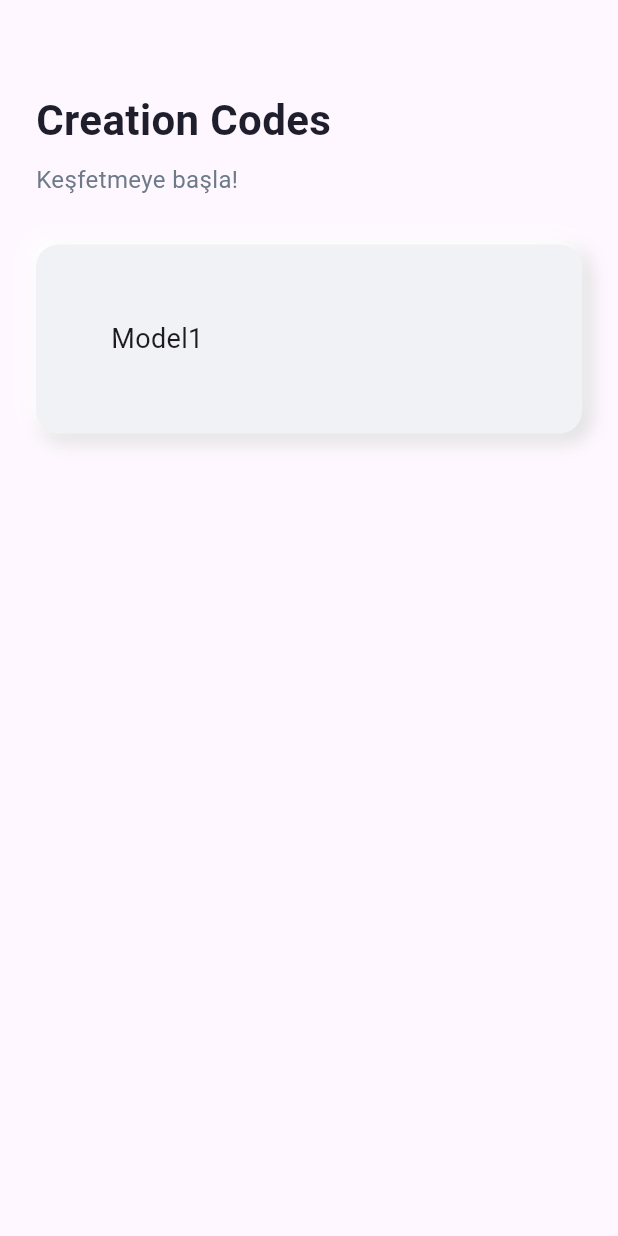
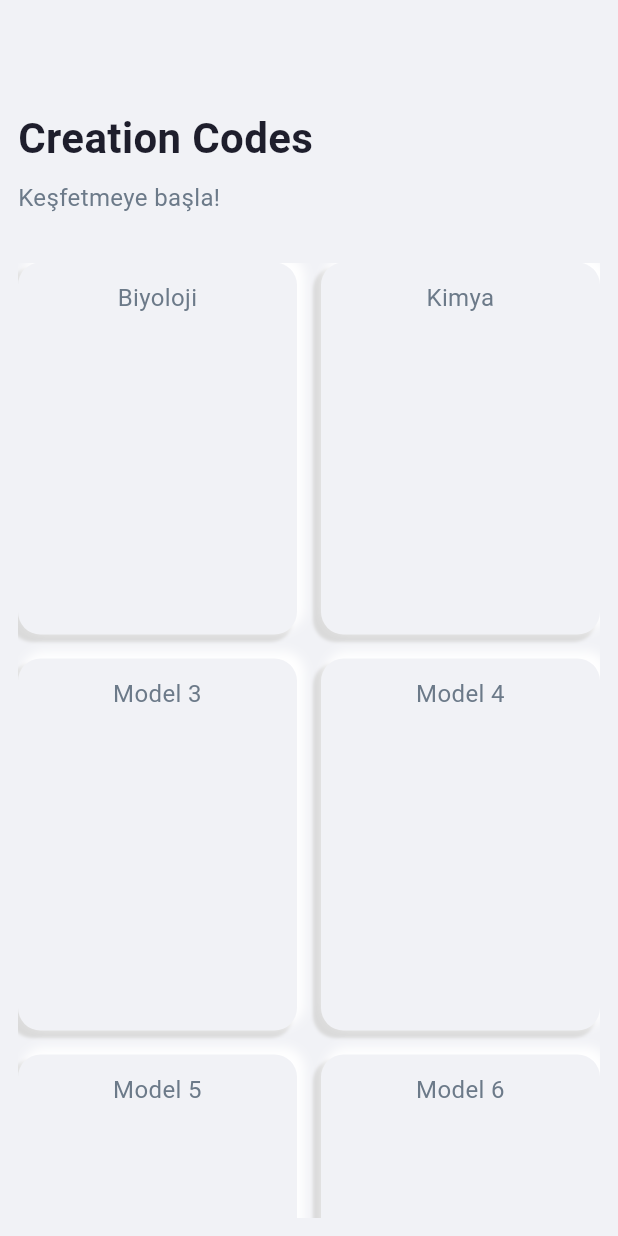
Before and after one commit to zehrayldz00/creation-codes, a Flutter app: the screen it shows after launch, on a phone screen of 412 x 824 dp. Run offline on Flutter 3.47's test engine with Material 3 defaults, Android fonts, the phone set to English and light mode, and no system bars; our stand-ins replace firebase_core, firebase_storage; missing offline and left inert: model_viewer_plus; accounts and stored records are empty.

Commit message:
grid view cards created

```diff
--- a/lib/core/constants/app_paddings.dart
+++ b/lib/core/constants/app_paddings.dart
@@ -1,6 +1,7 @@
 import 'package:flutter/material.dart';
 
 class AppPaddings{
+  static const EdgeInsets all = EdgeInsets.all(12);
   static const EdgeInsets horizontal = EdgeInsets.symmetric(horizontal: 24);
   static const EdgeInsets vertical = EdgeInsets.symmetric(vertical: 16);
 }
--- /dev/null
+++ b/lib/core/constants/app_sizes.dart
@@ -0,0 +1,6 @@
+import 'package:creationcodes/core/utils/size_config.dart';
+
+class AppSizes{
+  static double cardWidth = SizeConfig.widthRatio(160);
+  static double cardHeight = SizeConfig.heightRatio(180);
+}
--- /dev/null
+++ b/lib/core/utils/size_config.dart
@@ -0,0 +1,21 @@
+import 'package:flutter/material.dart';
+
+class SizeConfig{
+  static late MediaQueryData _mediaQueryData;
+  static late double screenWidth;
+  static late double screenHeight;
+
+  static void init (BuildContext context){
+    _mediaQueryData = MediaQuery.of(context);
+    screenWidth = _mediaQueryData.size.width;
+    screenHeight = _mediaQueryData.size.height;
+  }
+
+  static double heightRatio(double inputHeight){
+    return (inputHeight / 812.0) * screenHeight;
+  }
+
+  static double widthRatio(double inputWidth){
+    return (inputWidth / 375.0) * screenWidth;
+  }
+}
--- /dev/null
+++ b/lib/data/models/category_model.dart
@@ -0,0 +1,11 @@
+class CategoryModel{
+  final String title;
+  //final String imagePath;
+  //final String route;
+
+  const CategoryModel({
+    required this.title,
+    //required this.imagePath,
+    //required this.route,
+});
+}
--- a/lib/main.dart
+++ b/lib/main.dart
@@ -1,4 +1,4 @@
-import 'package:creationcodes/presentation/views/home_page.dart';
+import 'package:creationcodes/presentation/views/home/home_page.dart';
 import 'package:flutter/material.dart';
 import 'package:firebase_core/firebase_core.dart';
 
--- /dev/null
+++ b/lib/presentation/views/home/home_page.dart
@@ -0,0 +1,60 @@
+import 'package:creationcodes/core/constants/app_colors.dart';
+import 'package:creationcodes/core/constants/app_paddings.dart';
+import 'package:creationcodes/core/constants/app_text_styles.dart';
+import 'package:creationcodes/data/models/category_model.dart';
+import 'package:flutter/material.dart';
+
+import '../../widgets/category_card_widget.dart';
+
+class HomePage extends StatelessWidget {
+  const HomePage({super.key});
+
+  final List<CategoryModel> categories = const[
+    CategoryModel(title: 'Biyoloji', ),
+    CategoryModel(title: 'Kimya', ),
+    CategoryModel(title: 'Model 3', ),
+    CategoryModel(title: 'Model 4', ),
+    CategoryModel(title: 'Model 5', ),
+    CategoryModel(title: 'Model 6', ),
+  ];
+
+  @override
+  Widget build(BuildContext context) {
+
+    return Scaffold(
+      backgroundColor: AppColors.background,
+      body: Padding(
+          padding: AppPaddings.all,
+        child: Column(
+          crossAxisAlignment: CrossAxisAlignment.start,
+          children: [
+            const SizedBox(height: 60,),
+            const Text("Creation Codes", style: AppTextStyles.header,),
+            const SizedBox(height: 8,),
+            const Text("Keşfetmeye başla!", style: AppTextStyles.subtitle,),
+            const SizedBox(height: 32,),
+
+            Expanded(
+                child: GridView.builder(
+                  itemCount: categories.length,
+                    gridDelegate: const SliverGridDelegateWithFixedCrossAxisCount(
+                      crossAxisCount: 2, //ikişerli
+                      mainAxisSpacing: 16,
+                      crossAxisSpacing: 16,
+                      childAspectRatio: 3 / 4,
+                    ),
+                    itemBuilder: (context, index){
+                    final category = categories[index];
+                    return CategoryCard(
+                        category: category,
+                        onTap: (){}
+                    );
+                    }
+                )
+            )
+          ],
+        ),
+      ),
+    );
+  }
+}
--- a/lib/presentation/views/home_page.dart
+++ /dev/null
@@ -1,33 +0,0 @@
-import 'package:creationcodes/core/constants/app_paddings.dart';
-import 'package:creationcodes/core/constants/app_text_styles.dart';
-import 'package:flutter/material.dart';
-
-import '../widgets/category_cards_widget.dart';
-
-class HomePage extends StatelessWidget {
-  const HomePage({super.key});
-
-  @override
-  Widget build(BuildContext context) {
-    return Scaffold(
-      body: Padding(
-          padding: AppPaddings.horizontal,
-        child: ListView(
-          children: [
-            const SizedBox(height: 60,),
-            const Text("Creation Codes", style: AppTextStyles.header,),
-            const SizedBox(height: 8,),
-            const Text("Keşfetmeye başla!", style: AppTextStyles.subtitle,),
-            const SizedBox(height: 32,),
-
-            CategoryCard(
-              title: "Model1",
-              //imageAsset: "assets/icons/animal.png",
-              onTap: () {},
-            ),
-          ],
-        ),
-      ),
-    );
-  }
-}
--- a/lib/presentation/widgets/category_cards_widget.dart
+++ b/lib/presentation/widgets/category_card_widget.dart
@@ -1,45 +1,53 @@
 import 'package:creationcodes/core/constants/app_colors.dart';
+import 'package:creationcodes/core/constants/app_paddings.dart';
+import 'package:creationcodes/core/constants/app_text_styles.dart';
 import 'package:flutter/material.dart';
 
+import '../../data/models/category_model.dart';
+
 class CategoryCard extends StatelessWidget {
-  final String title;
-  //final String imageAsset;
+  final CategoryModel category;
   final VoidCallback onTap;
 
-  const CategoryCard({super.key, required this.title,
-    //required this.imageAsset,
+  const CategoryCard({super.key,
+    required this.category,
     required this.onTap});
 
   @override
   Widget build(BuildContext context) {
-    return GestureDetector(
+    return InkWell(
       onTap: onTap,
       child: Container(
-        margin: const EdgeInsets.only(bottom: 16),
-        padding: const EdgeInsets.all(50),
         decoration: BoxDecoration(
           color: AppColors.background,
           borderRadius: BorderRadius.circular(15),
           boxShadow: [
             BoxShadow(
               color: AppColors.cardShadow,
-              offset: const Offset(4, 4),
-              blurRadius: 10,
+              offset: const Offset(-4, 4),
+              blurRadius: 1,
               spreadRadius: 1
             ),
             const BoxShadow(
               color: Colors.white,
-              offset: Offset(-4, -4),
-              blurRadius: 10,
+              offset: Offset(4, -4),
+              blurRadius: 5,
               spreadRadius: 1
             ),
           ],
         ),
-        child: Row(
+        padding: AppPaddings.all,
+        child: Column(
+          spacing: 50,
+          //mainAxisAlignment: MainAxisAlignment.start,
           children: [
             //Image.asset(imageAsset, height: 5,),
             //const SizedBox(width: 10,),
-            Text(title, style: const TextStyle(fontSize: 18),)
+            Text(
+              category.title,
+              style: AppTextStyles.subtitle,
+              textAlign: TextAlign.center,
+            )
           ],
         )
       ),
```
